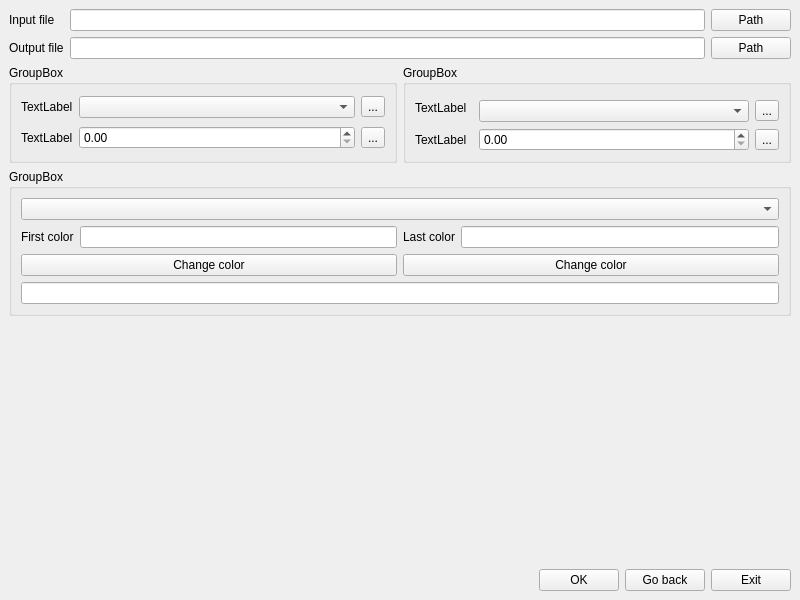
First picture: the form in src/main.ui, repository salaheddinek/py_sfm_viewer, before the edit.
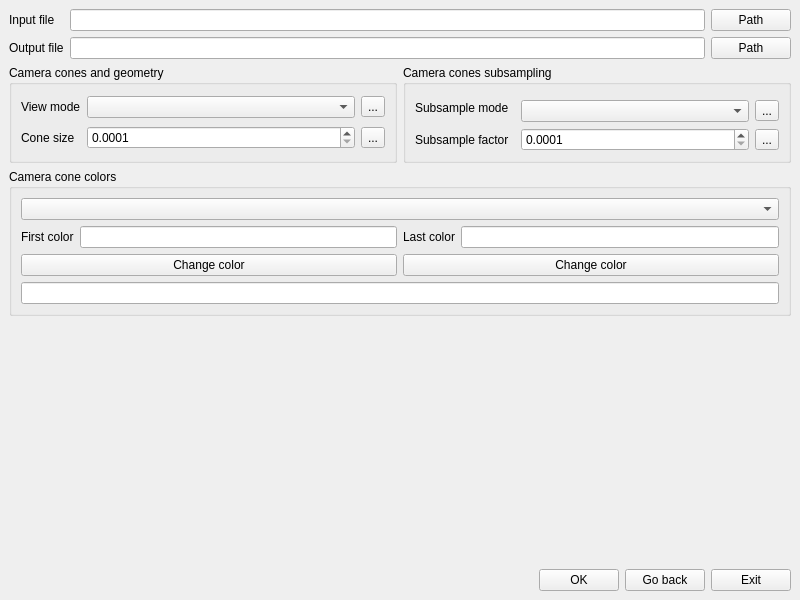
Second picture: the form after the edit.

The edit to the form file:
```diff
--- a/src/main.ui
+++ b/src/main.ui
@@ -58,23 +58,33 @@
       <item>
        <widget class="QGroupBox" name="groupBox">
         <property name="title">
-         <string>GroupBox</string>
+         <string>Camera cones and geometry</string>
         </property>
         <layout class="QGridLayout" name="gridLayout">
          <item row="0" column="0">
           <widget class="QLabel" name="label">
            <property name="text">
-            <string>TextLabel</string>
+            <string>View mode</string>
            </property>
           </widget>
          </item>
          <item row="1" column="1">
-          <widget class="QDoubleSpinBox" name="doubleSpinBox"/>
+          <widget class="QDoubleSpinBox" name="dspin_box_cone_size">
+           <property name="decimals">
+            <number>4</number>
+           </property>
+           <property name="minimum">
+            <double>0.000100000000000</double>
+           </property>
+           <property name="singleStep">
+            <double>0.010000000000000</double>
+           </property>
+          </widget>
          </item>
          <item row="1" column="0">
           <widget class="QLabel" name="label_2">
            <property name="text">
-            <string>TextLabel</string>
+            <string>Cone size</string>
            </property>
           </widget>
          </item>
@@ -108,11 +118,21 @@
       <item>
        <widget class="QGroupBox" name="groupBox_2">
         <property name="title">
-         <string>GroupBox</string>
+         <string>Camera cones subsampling</string>
         </property>
         <layout class="QGridLayout" name="gridLayout_4">
          <item row="2" column="3">
-          <widget class="QDoubleSpinBox" name="doubleSpinBox_2"/>
+          <widget class="QDoubleSpinBox" name="dspin_box_subsample_factor">
+           <property name="decimals">
+            <number>4</number>
+           </property>
+           <property name="minimum">
+            <double>0.000100000000000</double>
+           </property>
+           <property name="singleStep">
+            <double>0.010000000000000</double>
+           </property>
+          </widget>
          </item>
          <item row="1" column="4">
           <widget class="QToolButton" name="toolButton_3">
@@ -124,7 +144,7 @@
          <item row="2" column="0">
           <widget class="QLabel" name="label_4">
            <property name="text">
-            <string>TextLabel</string>
+            <string>Subsample factor</string>
            </property>
           </widget>
          </item>
@@ -148,7 +168,7 @@
          <item row="0" column="0" rowspan="2" colspan="2">
           <widget class="QLabel" name="label_3">
            <property name="text">
-            <string>TextLabel</string>
+            <string>Subsample mode</string>
            </property>
           </widget>
          </item>
@@ -160,7 +180,7 @@
     <item>
      <widget class="QGroupBox" name="groupBox_3">
       <property name="title">
-       <string>GroupBox</string>
+       <string>Camera cone colors</string>
       </property>
       <layout class="QVBoxLayout" name="verticalLayout">
        <item>
```
Left out of the diff: 40 changed lines with no effect on the pictures.
